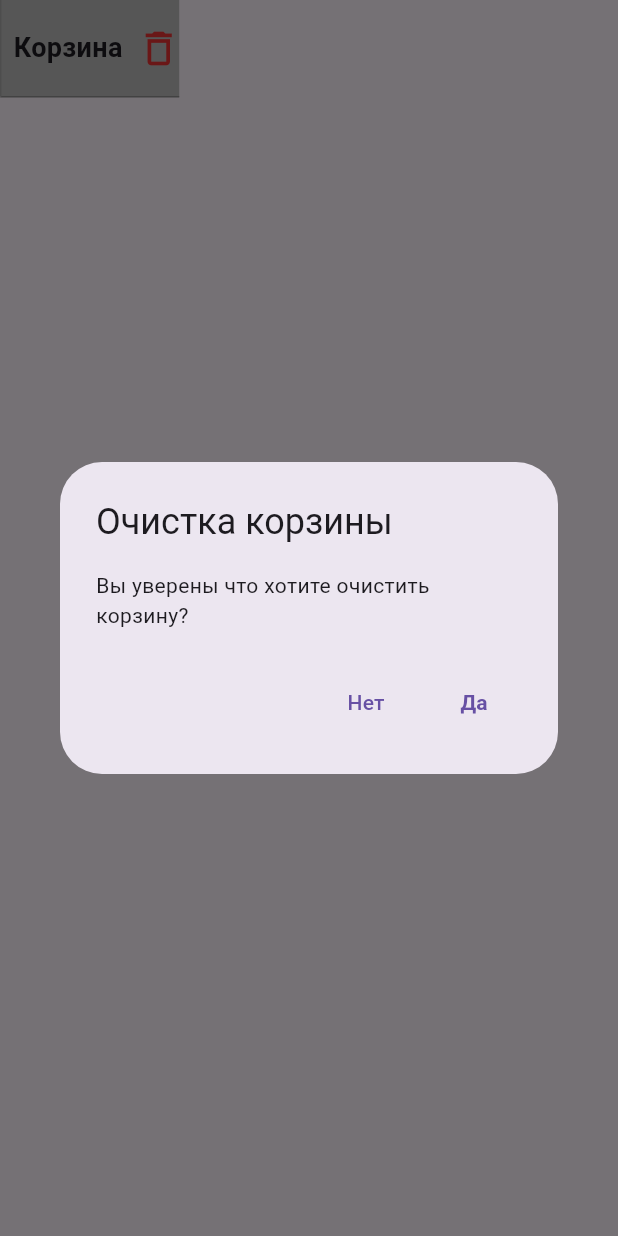
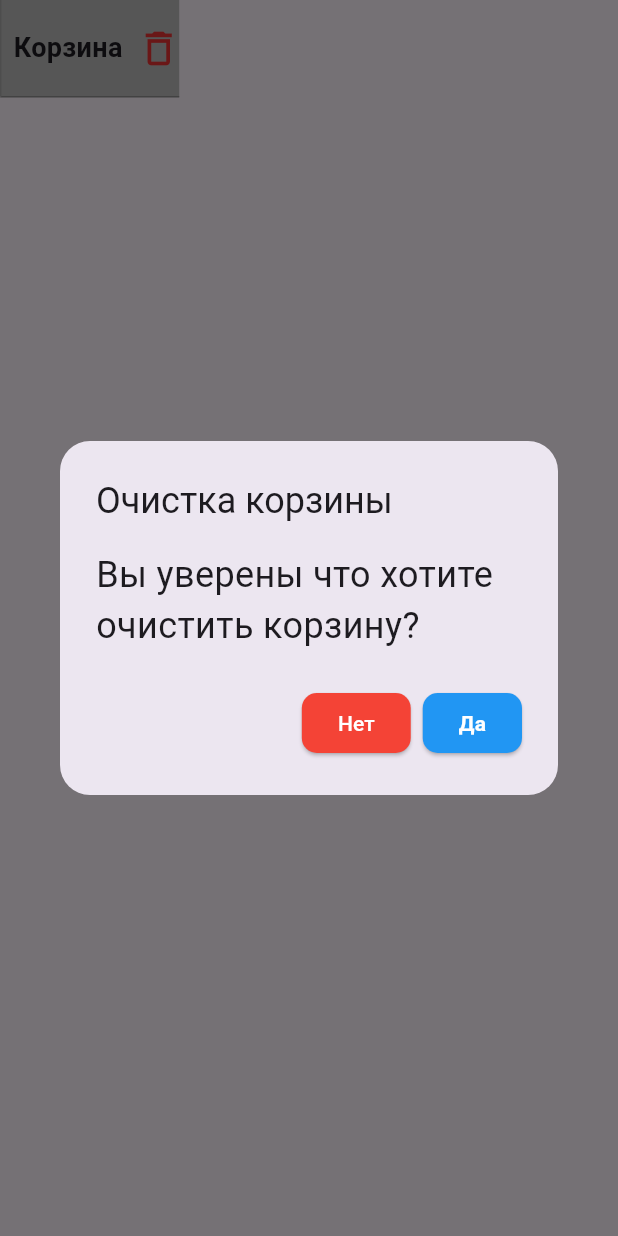
Before and after one commit to ZSergeyV/grpc_server, a Flutter app: the CartTopWidget widget shown alone on an empty page, opened directly, after a tap on the "delete outline" icon, on a phone screen of 412 x 824 dp. Run offline on Flutter 3.47's test engine with Material 2 defaults, Android fonts, the phone set to English and light mode, and no system bars; our stand-ins replace badges, bloc, carousel_slider, equatable, flutter_bloc, flutter_svg and 1 more; missing offline and left inert: flutter_randomcolor; accounts and stored records are empty; network calls fail; Roboto replaces fonts that are missing (Cuprum).

Commit message:
modified:   lib/bloc/cart/cart_bloc.dart 	modified:   lib/bloc/cart/cart_states.dart 	modified:   lib/core/router.dart 	modified:   lib/features/screens/shop_cart.dart 	modified:   lib/features/screens/shop_products.dart 	modified:   lib/features/widgets/shop_widgets.dart

```diff
--- a/lib/bloc/cart/cart_bloc.dart
+++ b/lib/bloc/cart/cart_bloc.dart
@@ -58,7 +58,7 @@ class CartBloc extends Bloc<CartEvent, CartState> {
 
   Future<void> _onClearCart(ClearProduct event, Emitter<CartState> emit) async {
     return emit(state.copyWith(
-        status: CartStatus.initial, items: [], totalCount: 0, totalPrice: 0));
+        status: CartStatus.empty, items: [], totalCount: 0, totalPrice: 0));
   }
 
   Map<String, dynamic> productInCart(Product product) {
--- a/lib/bloc/cart/cart_states.dart
+++ b/lib/bloc/cart/cart_states.dart
@@ -1,6 +1,6 @@
 part of 'cart_bloc.dart';
 
-enum CartStatus { initial, success, error, pay, clear, cancel }
+enum CartStatus { initial, success, error, pay, empty, cancel }
 
 class CartState extends Equatable {
   const CartState({
--- a/lib/features/screens/shop_cart.dart
+++ b/lib/features/screens/shop_cart.dart
@@ -13,10 +13,8 @@ class CartPage extends StatelessWidget {
   @override
   Widget build(BuildContext context) {
     // final cartBloc = blocContext.watch<CartBloc>();
-    final cartBloc = context.watch<CartBloc>();
-    return BlocProvider<CartBloc>(
-        create: (blocContext) => cartBloc,
-        child: Scaffold(
+    // final cartBloc = context.read<CartBloc>();
+    return Scaffold(
       appBar: AppBar(
         title: const Text(
           'Корзина',
@@ -25,7 +23,7 @@ class CartPage extends StatelessWidget {
         elevation: 3,
         actions: [
           IconButton(
-                  onPressed: () => cartBloc.add(ClearProduct()),
+              onPressed: () => _showDialogClearCart(context),
               icon: const Icon(
                 Icons.delete_outline,
                 color: Color(0xFFE83333),
@@ -33,7 +31,7 @@ class CartPage extends StatelessWidget {
               ))
         ],
       ),
-          body: BlocBuilder<CartBloc, CartState>(builder: (blocContext, state) {
+      body: BlocBuilder<CartBloc, CartState>(builder: (context, state) {
         return SafeArea(
           child: Column(
             children: [
@@ -44,13 +42,17 @@ class CartPage extends StatelessWidget {
                         switch (state.status) {
                           case CartStatus.initial:
                             return ListView.builder(
-                                  itemBuilder:
-                                      (BuildContext context, int index) {
-                                    return Text(
-                                        state.items[index].product.name);
+                              itemBuilder: (BuildContext context, int index) {
+                                return Text(state.items[index].product.name);
                               },
-                                  itemCount: cartBloc.state.items.length,
+                              itemCount: state.items.length,
                             );
+                          case CartStatus.empty:
+                            return const Center(
+                                child: Text(
+                              'Корзина пуста',
+                              style: TextStyle(fontSize: 24),
+                            ));
                           default:
                             return const SizedBox();
                         }
@@ -63,7 +65,8 @@ class CartPage extends StatelessWidget {
           ),
         );
       }),
-        ));
+      // )
+    );
     // });
   }
 }
@@ -120,9 +123,12 @@ class Cart extends StatelessWidget {
                             case CartStatus.pay:
                               // TODO: Handle this case.
                               break;
-                            case CartStatus.clear:
-                              // TODO: Handle this case.
-                              break;
+                            case CartStatus.empty:
+                              return const Center(
+                                  child: Text(
+                                'Корзина пуста',
+                                style: TextStyle(fontSize: 24),
+                              ));
                             case CartStatus.cancel:
                               // TODO: Handle this case.
                               break;
@@ -135,7 +141,7 @@ class Cart extends StatelessWidget {
                             'assets/images/2703080_cart_basket_ecommerce_shop_icon.svg',
                             width: MediaQuery.of(context).size.width * 0.1,
                             fit: BoxFit.cover,
-                            color: Colors.black12,
+                            color: const Color.fromARGB(12, 0, 0, 0),
                           ),
                         ),
                       ],
@@ -180,44 +186,6 @@ class CartTopWidget extends StatelessWidget {
   Widget build(BuildContext context) {
     final _cartBloc = context.read<CartBloc>();
 
-    Future<void> _showDialogClearCart() async {
-      return showDialog<void>(
-        context: context,
-        barrierDismissible: false, // user must tap button!
-        builder: (BuildContext context) {
-          return AlertDialog(
-            // <-- SEE HERE
-            title: const Text('Очистка корзины'),
-            content: SingleChildScrollView(
-              child: ListBody(
-                children: const <Widget>[
-                  Text('Вы уверены что хотите очистить корзину?'),
-                ],
-              ),
-            ),
-            actions: <Widget>[
-              TextButton(
-                child: const Text('Нет'),
-                onPressed: () {
-                  Navigator.of(context).pop();
-                },
-              ),
-              TextButton(
-                child: const Text(
-                  'Да',
-                  style: TextStyle(fontWeight: FontWeight.bold),
-                ),
-                onPressed: () {
-                  _cartBloc.add(ClearProduct());
-                  Navigator.of(context).pop();
-                },
-              ),
-            ],
-          );
-        },
-      );
-    }
-
     return Container(
       width: MediaQuery.of(context).size.width * 0.29,
       height: 65,
@@ -231,9 +199,7 @@ class CartTopWidget extends StatelessWidget {
               bottom: BorderSide(
                 color: Color.fromARGB(255, 143, 143, 143),
                 width: 1.0,
-              ))
-          // color: FlutterFlowTheme.of(context).checkListProduct,
-          ),
+              ))),
       child: Row(
         mainAxisSize: MainAxisSize.max,
         mainAxisAlignment: MainAxisAlignment.spaceBetween,
@@ -263,7 +229,7 @@ class CartTopWidget extends StatelessWidget {
               size: 30,
             ),
             onPressed: () {
-              _showDialogClearCart();
+              _showDialogClearCart(context);
             },
           ),
         ],
@@ -341,8 +307,6 @@ class SaleTotalWidget extends StatelessWidget {
 }
 
 Widget CartProductItem(CartItem item) {
-  //const TextStyle styleTextPrice = TextStyle(fontWeight: FontWeight.w600);
-
   return Padding(
     padding: const EdgeInsets.all(4.0),
     child: Material(
@@ -398,3 +362,55 @@ Widget CartProductItem(CartItem item) {
         )),
   );
 }
+
+Future<void> _showDialogClearCart(BuildContext context) async {
+  return showDialog<void>(
+    context: context,
+    barrierDismissible: false, // user must tap button!
+    builder: (BuildContext context) {
+      ButtonStyle actionButtonStyle = ElevatedButton.styleFrom(
+          foregroundColor: Colors.white,
+          shape: const RoundedRectangleBorder(
+              borderRadius: BorderRadius.all(Radius.circular(10))));
+      return AlertDialog(
+        shape: const RoundedRectangleBorder(
+            borderRadius: BorderRadius.all(Radius.circular(20))),
+        // <-- SEE HERE
+        title: const Text('Очистка корзины'),
+        content: SingleChildScrollView(
+          child: ListBody(
+            children: const <Widget>[
+              Text(
+                'Вы уверены что хотите очистить корзину?',
+                style: TextStyle(fontSize: 24),
+              ),
+            ],
+          ),
+        ),
+        actionsOverflowButtonSpacing: 10,
+        actions: <Widget>[
+          ElevatedButton(
+            style: actionButtonStyle.copyWith(
+                backgroundColor: MaterialStateProperty.all(Colors.red)),
+            child: const Text('Нет'),
+            onPressed: () {
+              Navigator.of(context).pop();
+            },
+          ),
+          ElevatedButton(
+            style: actionButtonStyle.copyWith(
+                backgroundColor: MaterialStateProperty.all(Colors.blue)),
+            child: const Text(
+              'Да',
+              style: TextStyle(fontWeight: FontWeight.bold),
+            ),
+            onPressed: () {
+              context.read<CartBloc>().add(ClearProduct());
+              Navigator.of(context).pop();
+            },
+          ),
+        ],
+      );
+    },
+  );
+}
--- a/lib/features/screens/shop_products.dart
+++ b/lib/features/screens/shop_products.dart
@@ -18,6 +18,7 @@ class ListProducts extends StatefulWidget {
 
 class _ListProductsState extends State<ListProducts> {
   final _scrollController = ScrollController();
+  late ProductsBloc _bloc;
 
   @override
   void initState() {
@@ -30,11 +31,11 @@ class _ListProductsState extends State<ListProducts> {
     _scrollController
       ..removeListener(_onScroll)
       ..dispose();
-    // super.dispose();
+    super.dispose();
   }
 
   void _onScroll() {
-    final _bloc = context.watch<ProductsBloc>();
+    final _bloc = context.read<ProductsBloc>();
     if (_isBottom) {
       final int idCategory = _bloc.state.products[0].idCategory;
       _bloc.add(ProductsFetched(idCategory, _bloc.state.products.length));
--- a/lib/features/widgets/shop_widgets.dart
+++ b/lib/features/widgets/shop_widgets.dart
@@ -103,8 +103,8 @@ class TopMenuShop extends StatelessWidget {
                     ? dividerIcon
                     : const SizedBox(),
                 InkWell(
-                  onTap: () => Navigator.pushNamed(context, CartPageRoute,
-                      arguments: context),
+                  onTap: () => Navigator.pushNamed(context, CartPageRoute),
+                  // arguments: context),
                   child: orientation == Orientation.portrait
                       ? badges.Badge(
                           // onTap: () =>
@@ -116,7 +116,7 @@ class TopMenuShop extends StatelessWidget {
                           badgeStyle: const badges.BadgeStyle(
                               padding: EdgeInsets.all(10)),
                           badgeContent: Text(
-                            '{_cartBloc.state.totalCount}',
+                            '${context.watch<CartBloc>().state.totalCount}',
                             style: const TextStyle(
                                 fontSize: 20, color: Colors.white),
                           ),
```
Also changed, not shown: lib/core/router.dart (+3 -9 lines). Lines whose indentation alone changed are shown as unchanged.
